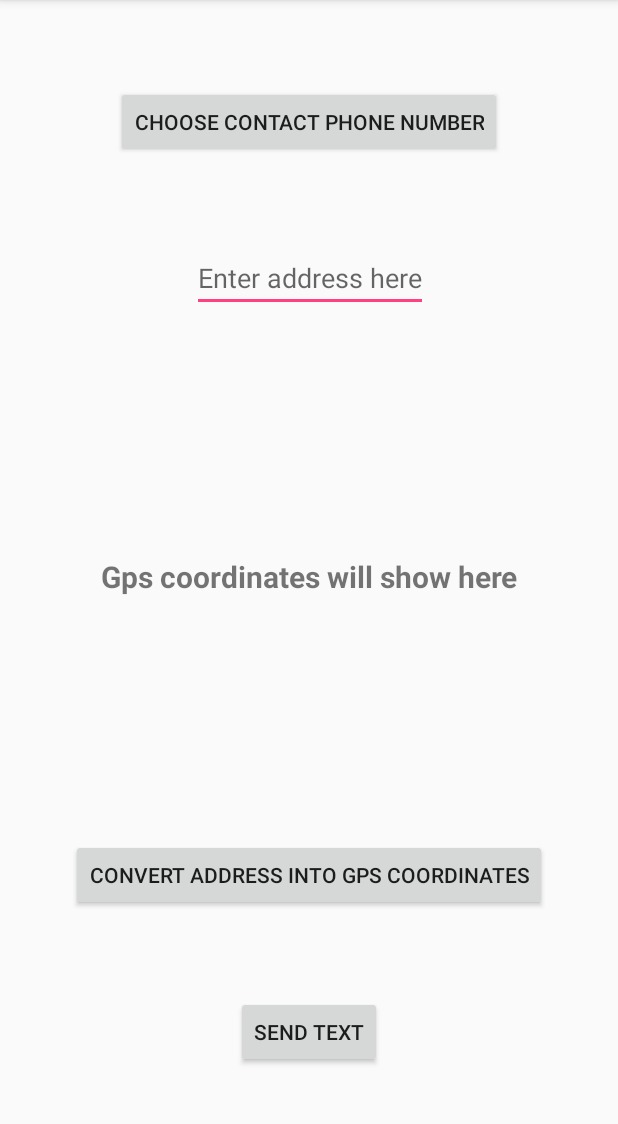
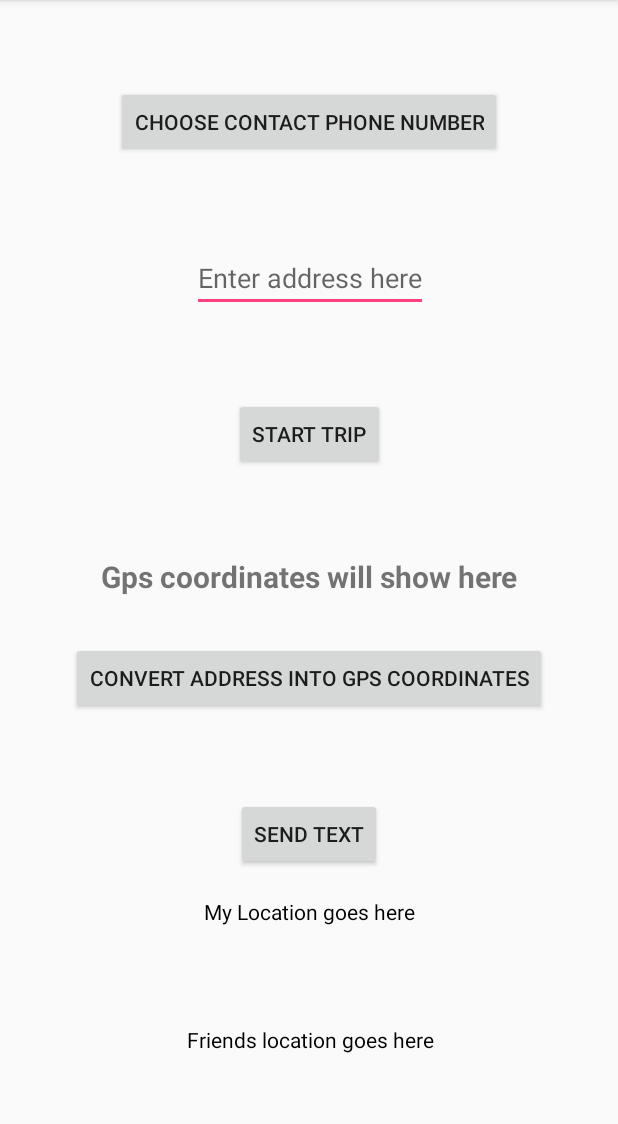
Before and after one commit to Ncastro878/AlmostThere, an Android app: the screen it shows after launch (MainActivity), on a phone screen of 412 x 824 dp, the part 84-1208 px from its top. Run offline under Robolectric (Android 15) with nearby library versions, the phone set to English and light mode, and no system bars.

Commit message:
Started the TextMsgIntentService class. Moved permission request functions to new class. Saving point before moving Location updates to IntentService class.

```diff
--- a/app/build.gradle
+++ b/app/build.gradle
@@ -20,7 +20,7 @@ android {
 }
 
 dependencies {
-    compile fileTree(dir: 'libs', include: ['*.jar'])
+    compile fileTree(include: ['*.jar'], dir: 'libs')
     androidTestCompile('com.android.support.test.espresso:espresso-core:2.2.2', {
         exclude group: 'com.android.support', module: 'support-annotations'
     })
@@ -28,9 +28,11 @@ dependencies {
     compile 'com.android.support.constraint:constraint-layout:1.0.2'
     testCompile 'junit:junit:4.12'
     //retrofit
-
     //retrofit
     compile 'com.squareup.retrofit2:retrofit:2.3.0'
     compile 'com.google.code.gson:gson:2.8.2'
     compile 'com.squareup.retrofit2:converter-gson:2.3.0'
+    compile 'com.google.android.gms:play-services:11.0.4'
+    //    compile 'com.google.android.gms:play-services-location:11.6.0'
+
 }
--- a/app/src/main/AndroidManifest.xml
+++ b/app/src/main/AndroidManifest.xml
@@ -5,6 +5,11 @@
     <uses-permission android:name="android.permission.INTERNET"/>
     <uses-permission android:name="android.permission.SEND_SMS"/>
     <uses-permission android:name="android.permission.READ_CONTACTS"/>
+    <!-- these 4 added below from network services tutorial -->
+    <uses-permission android:name="android.permission.INTERNET" />
+    <uses-permission android:name="android.permission.ACCESS_NETWORK_STATE" />
+    <uses-permission android:name="android.permission.ACCESS_COARSE_LOCATION" />
+    <uses-permission android:name="android.permission.ACCESS_FINE_LOCATION" />
 
     <application
         android:allowBackup="true"
--- a/app/src/main/java/com/example/android/almostthere/MainActivity.java
+++ b/app/src/main/java/com/example/android/almostthere/MainActivity.java
@@ -5,7 +5,9 @@ import android.content.DialogInterface;
 import android.content.Intent;
 import android.content.pm.PackageManager;
 import android.database.Cursor;
+import android.location.Location;
 import android.net.Uri;
+import android.os.Looper;
 import android.provider.ContactsContract;
 import android.support.v4.app.ActivityCompat;
 import android.support.v4.content.ContextCompat;
@@ -23,6 +25,14 @@ import android.widget.Toast;
 import com.example.android.almostthere.api_results.Geometry;
 import com.example.android.almostthere.api_results.Result;
 import com.example.android.almostthere.api_results.Result_;
+import com.google.android.gms.location.LocationCallback;
+import com.google.android.gms.location.LocationRequest;
+import com.google.android.gms.location.LocationResult;
+import com.google.android.gms.location.LocationServices;
+import com.google.android.gms.location.LocationSettingsRequest;
+import com.google.android.gms.location.SettingsClient;
+
+import org.w3c.dom.Text;
 
 import retrofit2.Call;
 import retrofit2.Callback;
@@ -31,6 +41,8 @@ import retrofit2.Retrofit;
 import retrofit2.converter.gson.GsonConverterFactory;
 import retrofit2.http.GET;
 import retrofit2.http.Query;
+
+import static com.google.android.gms.location.LocationServices.getFusedLocationProviderClient;
 
 //TODO: make help page to show how to grant SEND_SMS permission from Settings.
 public class MainActivity extends AppCompatActivity {
@@ -47,11 +59,23 @@ public class MainActivity extends AppCompatActivity {
     private static final int MY_PERMISSIONS_READ_CONTACTS = 1;
     private static final int PICK_CONTACT_REQUEST = 2;
 
-    TextView mTextView;
+    TextView mTextView, myLocationTextView, friendsLocationTextView;
     EditText mEditText;
-    Button mButton;
+    Button convertAddressToGpsButton;
     Button sendTextButton;
     Button chooseContactButton;
+    Button startTripButton;
+
+    PermissionRequest mPermissionRequest;
+
+    private LocationRequest mLocationRequest;
+    private long UPDATE_INTERVAL = 10 * 1000;  /* 10 secs */
+    private long FASTEST_INTERVAL = 5000; /* 5 sec */
+    private float METERS_IN_A_MILE = 1609;
+
+    private Location friendsLocation = null;
+    private Location myCurrentLocation = new Location("");
+    private String friendsPhoneNumber;
 
     public interface OpenCageApiService {
         //okay, since I am encoding the string myself, I need to include encode=true.
@@ -67,13 +91,61 @@ public class MainActivity extends AppCompatActivity {
 
         intiViews();
         setButtonOnClickListeners();
+        mPermissionRequest = new PermissionRequest();
 
-        checkForSendSmsPermissions();
-        checkForReadContactsPermissions();
+        mPermissionRequest.checkForSendSmsPermissions(this);
+        mPermissionRequest.checkForReadContactsPermissions(this);
+        startLocationUpdates();
+
+    }
+
+    //uses this tutorial:
+    // https://github.com/codepath/android_guides/wiki/Retrieving-Location-with-LocationServices-API
+    private void startLocationUpdates() {
+        mLocationRequest = new LocationRequest();
+        mLocationRequest.setPriority(LocationRequest.PRIORITY_HIGH_ACCURACY);
+        mLocationRequest.setInterval(UPDATE_INTERVAL);
+        mLocationRequest.setFastestInterval(FASTEST_INTERVAL);
+
+        LocationSettingsRequest.Builder builder = new LocationSettingsRequest.Builder();
+        builder.addLocationRequest(mLocationRequest);
+        LocationSettingsRequest locationSettingsRequest = builder.build();
+
+        SettingsClient settingsClient = LocationServices.getSettingsClient(this);
+        settingsClient.checkLocationSettings(locationSettingsRequest);
+
+        if (ActivityCompat.checkSelfPermission(this, Manifest.permission.ACCESS_FINE_LOCATION) != PackageManager.PERMISSION_GRANTED && ActivityCompat.checkSelfPermission(this, Manifest.permission.ACCESS_COARSE_LOCATION) != PackageManager.PERMISSION_GRANTED) {
+            // TODO: Consider calling
+            //    ActivityCompat#requestPermissions
+            // here to request the missing permissions, and then overriding
+            //   public void onRequestPermissionsResult(int requestCode, String[] permissions,
+            //                                          int[] grantResults)
+            // to handle the case where the user grants the permission. See the documentation
+            // for ActivityCompat#requestPermissions for more details.
+            return;
+        }
+        getFusedLocationProviderClient(this).requestLocationUpdates(mLocationRequest,
+                new LocationCallback() {
+                    @Override
+                    public void onLocationResult(LocationResult locationResult) {
+                        onLocationChanged(locationResult.getLastLocation());
+                    }
+                }, Looper.myLooper());
+
+    }
+
+    private void onLocationChanged(Location lastLocation) {
+        Double lastLatitude = lastLocation.getLatitude();
+        Double lastLongitude = lastLocation.getLongitude();
+        myCurrentLocation.setLatitude(lastLatitude);
+        myCurrentLocation.setLongitude(lastLongitude);
+        String locationString = String.format("Your location: %f, %f",
+                myCurrentLocation.getLatitude(), myCurrentLocation.getLongitude());
+        myLocationTextView.setText(locationString);
     }
 
     private void setButtonOnClickListeners() {
-        mButton.setOnClickListener(new View.OnClickListener() {
+        convertAddressToGpsButton.setOnClickListener(new View.OnClickListener() {
             @Override
             public void onClick(View view) {
                 String address = mEditText.getText().toString();
@@ -107,87 +179,47 @@ public class MainActivity extends AppCompatActivity {
                 }
             }
         });
+        startTripButton.setOnClickListener(new View.OnClickListener() {
+            @Override
+            public void onClick(View view) {
+                if(friendsLocation != null ){
+                    Toast.makeText(MainActivity.this, "Trip has started", Toast.LENGTH_SHORT).show();
+                    checkDistanceBetweenYouAndFriend();
+                }else{
+                    Toast.makeText(MainActivity.this, "Locations are null!", Toast.LENGTH_SHORT).show();
+                }
+            }
+        });
+    }
+
+    private void checkDistanceBetweenYouAndFriend() {
+        float distanceBetween = myCurrentLocation.distanceTo(friendsLocation);
+        if (distanceBetween < METERS_IN_A_MILE){
+            Toast.makeText(this, "You are within distance of friends location.", Toast.LENGTH_SHORT).show();
+             sendTextMessage(friendsPhoneNumber);
+        }
+    }
+
+    private void sendTextMessage(String friendsPhoneNumber) {
+        String newMsg = "I am nearing RoadHouse";
+        Toast.makeText(this, "Notifying: " + friendsPhoneNumber, Toast.LENGTH_SHORT).show();
+        SmsManager smsManager = SmsManager.getDefault();
+        smsManager.sendTextMessage(myNumber, null, newMsg, null, null);
     }
 
     private void sendTextMessage() {
         SmsManager smsManager = SmsManager.getDefault();
         smsManager.sendTextMessage(myNumber, null, msg, null, null);
     }
-
-    private void checkForSendSmsPermissions() {
-        if (ContextCompat.checkSelfPermission(this, Manifest.permission.SEND_SMS)
-                != PackageManager.PERMISSION_GRANTED) {
-            if (ActivityCompat.shouldShowRequestPermissionRationale(this,
-                    Manifest.permission.SEND_SMS)) {
-                showRequestSendSmsPermissionDialog();
-            } else {
-                requestSmsPermission();
-            }
-        } else {
-            Toast.makeText(this, "SendSMS permission has been granted!", Toast.LENGTH_SHORT).show();
-        }
-    }
-
-    private void checkForReadContactsPermissions() {
-        if(ContextCompat.checkSelfPermission(this, Manifest.permission.READ_CONTACTS)
-                != PackageManager.PERMISSION_GRANTED){
-            if(ActivityCompat.shouldShowRequestPermissionRationale(this,
-                    Manifest.permission.READ_CONTACTS)){
-                showRequestReadContactsPermissionDialog();
-            }else{
-                requestReadContactsPermission();
-            }
-        }else{
-            Toast.makeText(this, "Read Contacts permission granted! Thank you!", Toast.LENGTH_SHORT).show();
-        }
-    }
-
-    private void requestReadContactsPermission() {
-        ActivityCompat.requestPermissions(this,
-                new String[]{Manifest.permission.READ_CONTACTS},
-                MY_PERMISSIONS_READ_CONTACTS);
-    }
-
-    private void showRequestReadContactsPermissionDialog() {
-        new AlertDialog.Builder(MainActivity.this)
-                .setMessage("Allow Read Contacts permission so we can get your contacts for you.")
-                .setPositiveButton("OK", new DialogInterface.OnClickListener() {
-                    @Override
-                    public void onClick(DialogInterface dialogInterface, int i) {
-                        requestReadContactsPermission();
-                    }
-                })
-                .setNegativeButton("Cancel", null)
-                .create()
-                .show();
-    }
-
-    public void requestSmsPermission() {
-        ActivityCompat.requestPermissions(this,
-                new String[]{Manifest.permission.SEND_SMS},
-                MY_PERMISSIONS_REQUEST_SEND_SMS);
-    }
-
-    private void showRequestSendSmsPermissionDialog() {
-        new AlertDialog.Builder(MainActivity.this)
-                .setMessage("Allow Send SMS permission so we can send text messages for you.")
-                .setPositiveButton("OK", new DialogInterface.OnClickListener() {
-                    @Override
-                    public void onClick(DialogInterface dialogInterface, int i) {
-                        requestSmsPermission();
-                    }
-                })
-                .setNegativeButton("Cancel", null)
-                .create()
-                .show();
-    }
-
     private void intiViews() {
         mTextView = (TextView) findViewById(R.id.text_view_1);
         mEditText = (EditText) findViewById(R.id.edit_text_view);
-        mButton = (Button) findViewById(R.id.search_button);
+        myLocationTextView = (TextView) findViewById(R.id.my_last_location_text_view);
+        friendsLocationTextView = (TextView) findViewById(R.id.friends_location_text_view);
+        convertAddressToGpsButton = (Button) findViewById(R.id.search_button);
         sendTextButton = (Button) findViewById(R.id.send_text_button);
         chooseContactButton = (Button) findViewById(R.id.choose_contact_button);
+        startTripButton = (Button) findViewById(R.id.start_trip_button);
     }
 
     private void fetchGpsCoordinatesFromAddress(String addressToQuery) {
@@ -239,6 +271,7 @@ public class MainActivity extends AppCompatActivity {
             Double latitude = geometryObject.getLat();
             Double longitude = geometryObject.getLng();
             postLatLongsIfExist(latitude, longitude);
+
         } else {
             Toast.makeText(MainActivity.this, "problem occurred", Toast.LENGTH_SHORT).show();
         }
@@ -257,7 +290,19 @@ public class MainActivity extends AppCompatActivity {
         if (latitude != null && longitude != null) {
             String latLngResult = String.format("Latitude:%f \n Longitude:%f", latitude, longitude);
             mTextView.setText(latLngResult);
+            friendsLocation = new Location("C");
+            friendsLocation.setLatitude(latitude);
+            friendsLocation.setLongitude(longitude);
+            setFriendLocationTextView(friendsLocation);
         }
+    }
+
+    private void setFriendLocationTextView(Location friendsLocation) {
+        double latitude = friendsLocation.getLatitude();
+        double longitude = friendsLocation.getLongitude();
+        String locationString = String.format("Friends Location: %f, %f",
+                latitude, longitude);
+        friendsLocationTextView.setText(locationString);
     }
 
     @Override
@@ -296,6 +341,7 @@ public class MainActivity extends AppCompatActivity {
             String msg = String.format("ContactName: %s \nContact Number: %s",
                     contactNameRetrieved, phoneNumberRetrieved);
             mTextView.setText(msg);
+            friendsPhoneNumber = phoneNumberRetrieved;
         }
     }
 
--- a/app/src/main/res/layout/activity_main.xml
+++ b/app/src/main/res/layout/activity_main.xml
@@ -10,67 +10,114 @@
         android:id="@+id/text_view_1"
         android:layout_width="wrap_content"
         android:layout_height="wrap_content"
+        android:text="Gps coordinates will show here"
         android:textSize="20dp"
         android:textStyle="bold"
-        android:text="Gps coordinates will show here"
         app:layout_constraintBottom_toBottomOf="parent"
         app:layout_constraintLeft_toLeftOf="parent"
         app:layout_constraintRight_toRightOf="parent"
         app:layout_constraintTop_toTopOf="parent" />
+
     <EditText
         android:id="@+id/edit_text_view"
-        android:hint="Enter address here"
         android:layout_width="wrap_content"
         android:layout_height="wrap_content"
+        android:layout_marginBottom="8dp"
+        android:layout_marginLeft="8dp"
         android:layout_marginRight="7dp"
+        android:layout_marginTop="8dp"
+        android:hint="Enter address here"
+        app:layout_constraintBottom_toTopOf="@+id/text_view_1"
+        app:layout_constraintHorizontal_bias="0.502"
+        app:layout_constraintLeft_toLeftOf="parent"
         app:layout_constraintRight_toRightOf="parent"
-        android:layout_marginLeft="8dp"
-        app:layout_constraintLeft_toLeftOf="parent"
-        app:layout_constraintTop_toTopOf="parent"
-        android:layout_marginTop="8dp"
-        app:layout_constraintHorizontal_bias="0.502"
-        android:layout_marginBottom="8dp"
-        app:layout_constraintBottom_toTopOf="@+id/text_view_1" />
+        app:layout_constraintTop_toTopOf="parent" />
 
     <Button
         android:id="@+id/search_button"
-        android:text="Convert address into GPS coordinates"
         android:layout_width="wrap_content"
         android:layout_height="wrap_content"
+        android:layout_marginBottom="8dp"
+        android:layout_marginLeft="8dp"
         android:layout_marginRight="8dp"
+        android:layout_marginTop="8dp"
+        android:text="Convert address into GPS coordinates"
+        app:layout_constraintBottom_toBottomOf="parent"
+        app:layout_constraintLeft_toLeftOf="parent"
         app:layout_constraintRight_toRightOf="parent"
-        android:layout_marginLeft="8dp"
-        app:layout_constraintLeft_toLeftOf="parent"
-        android:layout_marginTop="8dp"
         app:layout_constraintTop_toBottomOf="@+id/text_view_1"
-        app:layout_constraintBottom_toBottomOf="parent"
-        android:layout_marginBottom="8dp" />
+        app:layout_constraintVertical_bias="0.072" />
+
     <Button
         android:id="@+id/send_text_button"
-        android:text="Send text"
         android:layout_width="wrap_content"
         android:layout_height="wrap_content"
+        android:layout_marginBottom="8dp"
+        android:layout_marginLeft="8dp"
         android:layout_marginRight="8dp"
+        android:layout_marginTop="8dp"
+        android:text="Send text"
+        app:layout_constraintBottom_toBottomOf="parent"
+        app:layout_constraintLeft_toLeftOf="parent"
         app:layout_constraintRight_toRightOf="parent"
-        android:layout_marginLeft="8dp"
-        app:layout_constraintLeft_toLeftOf="parent"
-        android:layout_marginTop="8dp"
         app:layout_constraintTop_toBottomOf="@+id/search_button"
-        app:layout_constraintBottom_toBottomOf="parent"
-        android:layout_marginBottom="8dp" />
+        app:layout_constraintVertical_bias="0.211" />
 
     <Button
         android:id="@+id/choose_contact_button"
         android:layout_width="wrap_content"
         android:layout_height="wrap_content"
+        android:layout_marginBottom="8dp"
+        android:layout_marginLeft="8dp"
+        android:layout_marginRight="8dp"
+        android:layout_marginTop="8dp"
         android:text="Choose contact phone number"
+        app:layout_constraintBottom_toTopOf="@+id/edit_text_view"
+        app:layout_constraintLeft_toLeftOf="parent"
+        app:layout_constraintRight_toRightOf="parent"
+        app:layout_constraintTop_toTopOf="parent" />
+
+    <Button
+        android:id="@+id/start_trip_button"
+        android:layout_width="wrap_content"
+        android:layout_height="wrap_content"
+        android:layout_marginBottom="8dp"
+        android:layout_marginLeft="8dp"
+        android:layout_marginRight="7dp"
+        android:layout_marginTop="8dp"
+        android:text="Start trip"
+        app:layout_constraintBottom_toTopOf="@+id/text_view_1"
+        app:layout_constraintLeft_toLeftOf="parent"
+        app:layout_constraintRight_toRightOf="parent"
+        app:layout_constraintTop_toBottomOf="@+id/edit_text_view" />
+
+    <TextView
+        android:id="@+id/my_last_location_text_view"
+        android:layout_width="wrap_content"
+        android:layout_height="wrap_content"
+        android:layout_marginLeft="8dp"
         android:layout_marginRight="8dp"
+        android:layout_marginTop="18dp"
+        android:text="My Location goes here"
+        android:textColor="@android:color/black"
+        app:layout_constraintHorizontal_bias="0.502"
+        app:layout_constraintLeft_toLeftOf="parent"
         app:layout_constraintRight_toRightOf="parent"
+        app:layout_constraintTop_toBottomOf="@+id/send_text_button" />
+
+    <TextView
+        android:id="@+id/friends_location_text_view"
+        android:layout_width="wrap_content"
+        android:layout_height="wrap_content"
+        android:layout_marginBottom="8dp"
         android:layout_marginLeft="8dp"
+        android:layout_marginRight="7dp"
+        android:layout_marginTop="8dp"
+        android:text="Friends location goes here"
+        android:textColor="@android:color/black"
+        app:layout_constraintBottom_toBottomOf="parent"
+        app:layout_constraintHorizontal_bias="0.502"
         app:layout_constraintLeft_toLeftOf="parent"
-        android:layout_marginBottom="8dp"
-        app:layout_constraintBottom_toTopOf="@+id/edit_text_view"
-        app:layout_constraintTop_toTopOf="parent"
-        android:layout_marginTop="8dp" />
-
+        app:layout_constraintRight_toRightOf="parent"
+        app:layout_constraintTop_toBottomOf="@+id/my_last_location_text_view" />
 </android.support.constraint.ConstraintLayout>
--- a/build.gradle
+++ b/build.gradle
@@ -3,6 +3,9 @@
 buildscript {
     repositories {
         jcenter()
+        maven {
+            url "https://maven.google.com"
+        }
     }
     dependencies {
         classpath 'com.android.tools.build:gradle:2.3.1'
```
Also changed, not shown: app/src/main/java/com/example/android/almostthere/PermissionRequest.java (added, +160 -0 lines), app/src/main/java/com/example/android/almostthere/TextMessageIntentService.java (added, +20 -0 lines).
